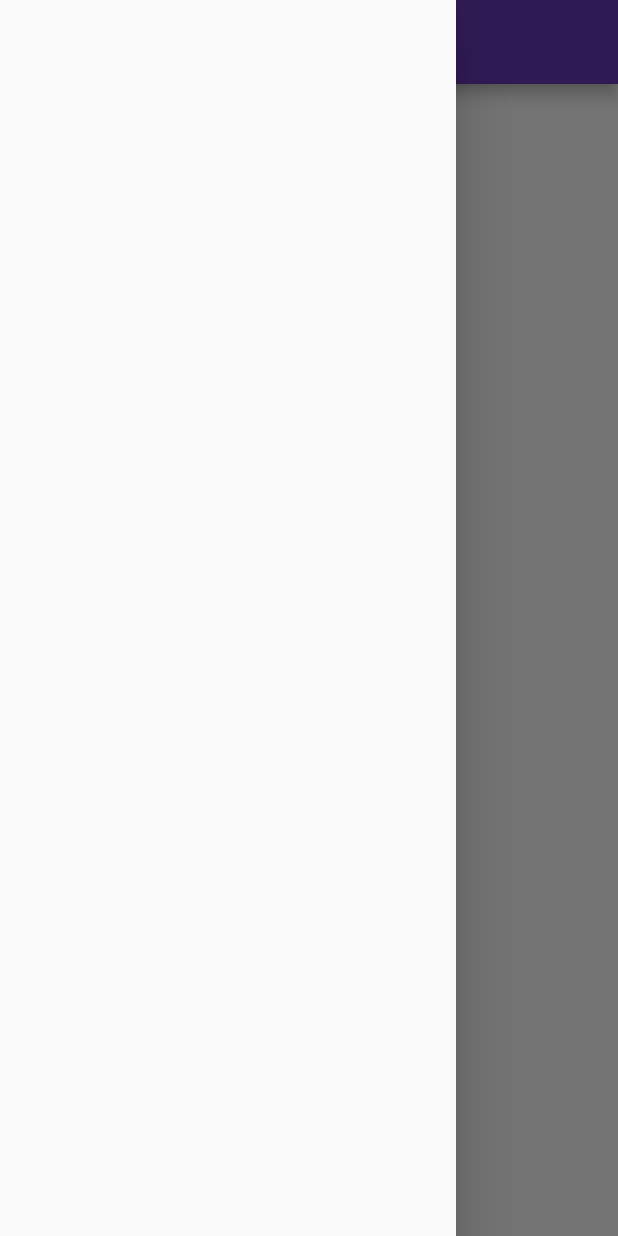
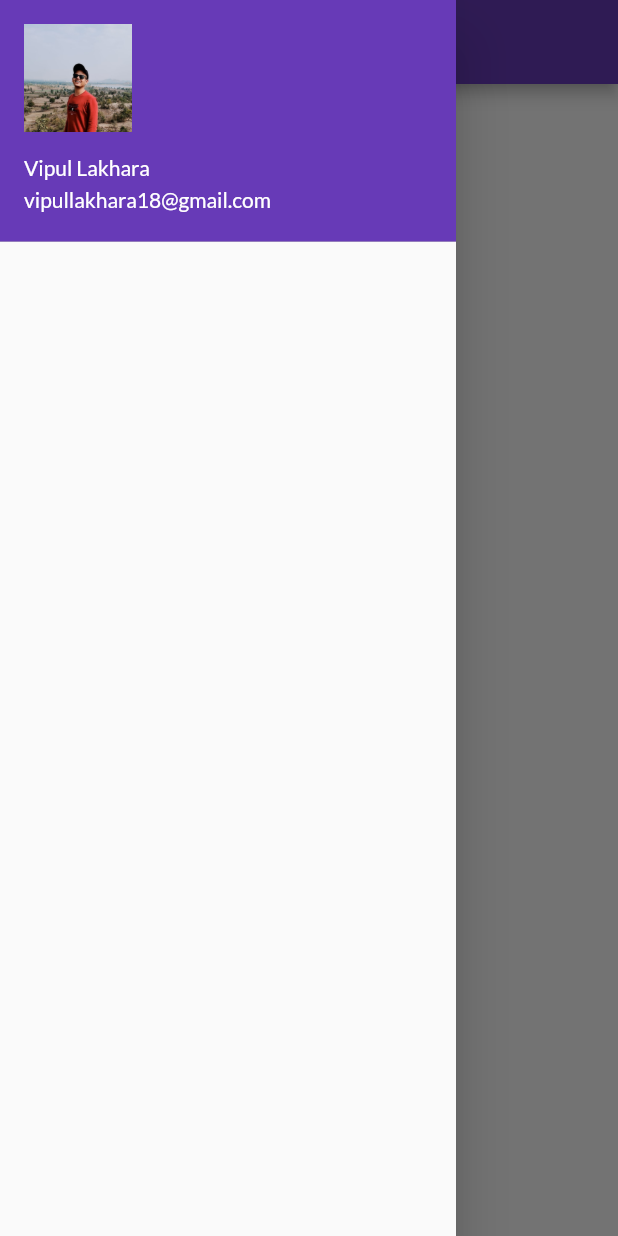
Before and after one commit to vlakhara/Flutter-Catalog-Demo, a Flutter app: the HomePage screen opened by its route, with the side drawer open, on a phone screen of 412 x 824 dp. Run offline on Flutter 3.47's test engine with Material 2 defaults, Android fonts, the phone set to English and light mode, and no system bars; our stand-ins replace google_fonts.

Commit message:
Third completed

```diff
--- a/lib/pages/HomePage.dart
+++ b/lib/pages/HomePage.dart
@@ -1,4 +1,5 @@
 import 'package:flutter/material.dart';
+import 'package:flutter_f1/widgets/drawer.dart';
 
 class HomePage extends StatelessWidget {
   final String name = "Vipul Lakhara";
@@ -13,7 +14,7 @@ class HomePage extends StatelessWidget {
           child: Text("My name is $name"),
         ),
       ),
-      drawer: Drawer(),
+      drawer: MyDrawer(),
     );
   }
 }
--- /dev/null
+++ b/lib/widgets/drawer.dart
@@ -0,0 +1,23 @@
+import 'package:flutter/material.dart';
+
+// ignore: unused_element
+class MyDrawer extends StatelessWidget {
+  @override
+  Widget build(BuildContext context) {
+    return Drawer(
+      child: ListView(
+        children: [
+          DrawerHeader(
+            padding: EdgeInsets.zero,
+            child: UserAccountsDrawerHeader(
+              margin: EdgeInsets.zero,
+              accountName: Text("Vipul Lakhara"),
+              accountEmail: Text("vipullakhara18@gmail.com"),
+              currentAccountPicture: Image.asset("assets/images/vipul.jpg"),
+            ),
+          )
+        ],
+      ),
+    );
+  }
+}
```
Also changed, not shown: assets/images/vipul.jpg (added), lib/pages/LoginPage.dart (line endings or trailing spaces).
